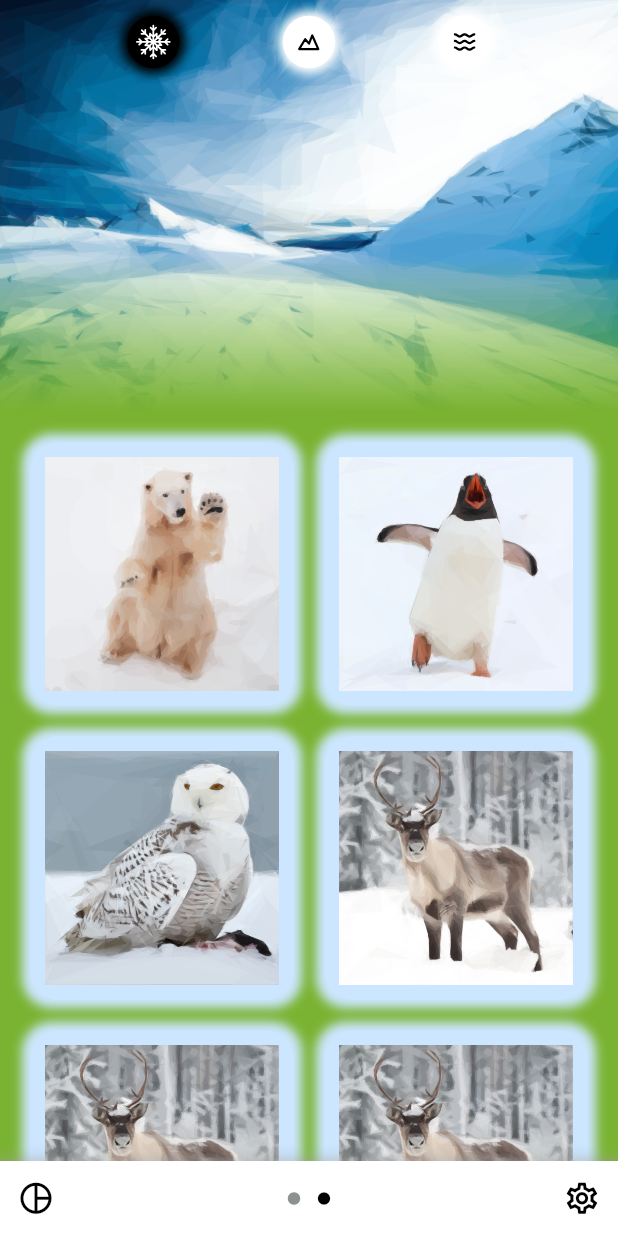
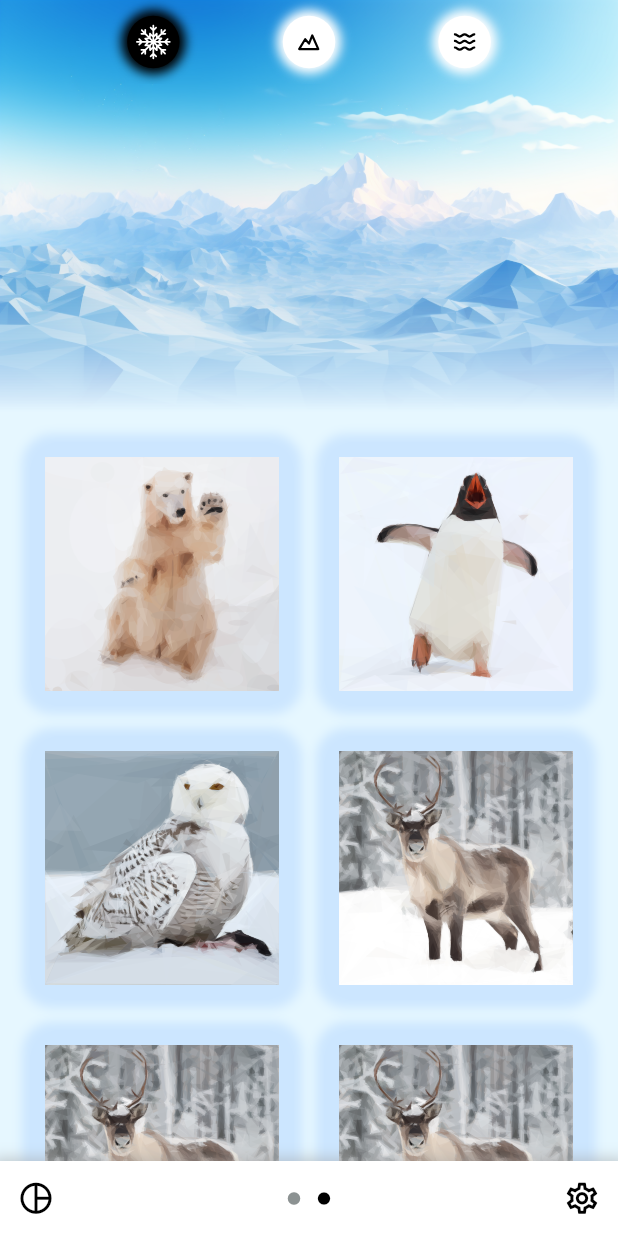
Before and after one commit to roshankern/TaskZoo, a Flutter app: the screen it shows after launch, swiped to page 2, on a phone screen of 412 x 824 dp. Run offline on Flutter 3.47's test engine with Material 2 defaults, Android fonts, the phone set to English and light mode, and no system bars; our stand-ins replace fl_chart, flutter_svg, font_awesome_flutter; missing offline and left inert: curved_progress_bar.

Commit message:
update colors and arctic

```diff
--- a/assets/biomes_data.json
+++ b/assets/biomes_data.json
@@ -4,7 +4,7 @@
             "name": "arctic",
             "primaryColor": "#E6F7FF",
             "secondaryColor": "#CCE6FF",
-            "backgroundPath": "assets/biomes_data/arctic/arctic_background_geometrized.png",
+            "backgroundPath": "assets/biomes_data/arctic/arctic_background_midjourney.png",
             "icon": {
                 "name": "Snowflake",
                 "svgPath": "assets/biomes_data/arctic/snowflake.svg"
--- a/lib/main.dart
+++ b/lib/main.dart
@@ -30,7 +30,7 @@ class MyApp extends StatelessWidget {
         //primaryColor is for items when selected
         primaryColor: Colors.white,
         //scaffoldBackgroundColor is for the background
-        scaffoldBackgroundColor: Color(0xff7AB331),
+        scaffoldBackgroundColor: Colors.white,
         //unslectedWidgetColor is for icons when unselected
         unselectedWidgetColor: Color.fromARGB(255, 201, 201, 201),
         //dividerColor is for the lines
--- a/lib/pages/zoo_page.dart
+++ b/lib/pages/zoo_page.dart
@@ -57,6 +57,8 @@ class _ZooPageState extends State<ZooPage> {
           );
         } else {
           return Scaffold(
+            backgroundColor: HexColor(snapshot
+                        .data!.biomes[zooNotifier.currentBiome].primaryColor),
             extendBody: true,
             extendBodyBehindAppBar: true,
             appBar: CustomAppBar(biomesData: snapshot.data!),
@@ -75,3 +77,15 @@ class _ZooPageState extends State<ZooPage> {
     );
   }
 }
+
+class HexColor extends Color {
+  static int _getColorFromHex(String hexColor) {
+    hexColor = hexColor.toUpperCase().replaceAll("#", "");
+    if (hexColor.length == 6) {
+      hexColor = "FF" + hexColor;
+    }
+    return int.parse(hexColor, radix: 16);
+  }
+
+  HexColor(final String hexColor) : super(_getColorFromHex(hexColor));
+}
```
Also changed, not shown: assets/biomes_data/arctic/arctic_background_geometrized.png (deleted), assets/biomes_data/arctic/arctic_background_midjourney.png (added), assets/biomes_data/mountain/mountain_background_geometrized.png (deleted).
